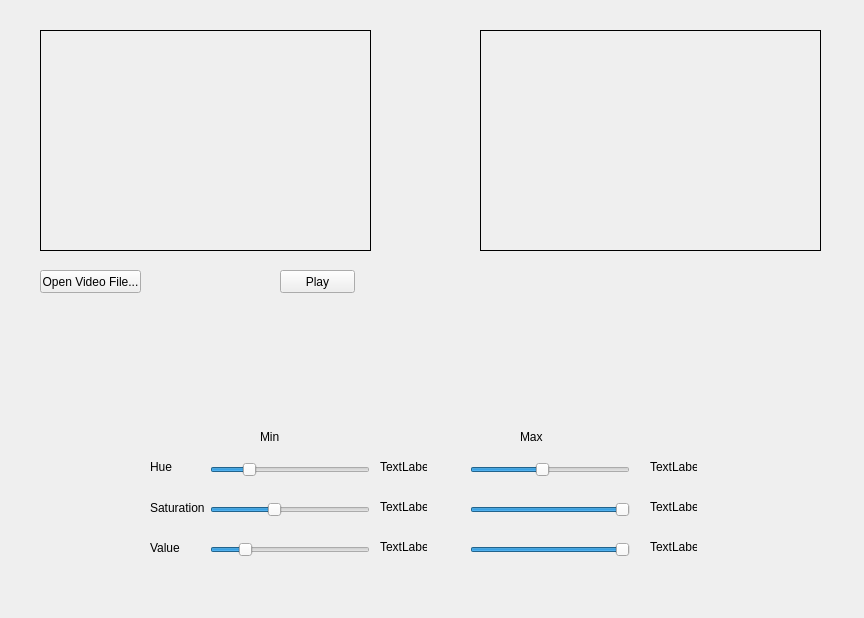
First picture: the form in Anwendung/Colorkeying/ColorKeyer/videoplayer.ui, repository HAWJulian/avprg, before the edit.
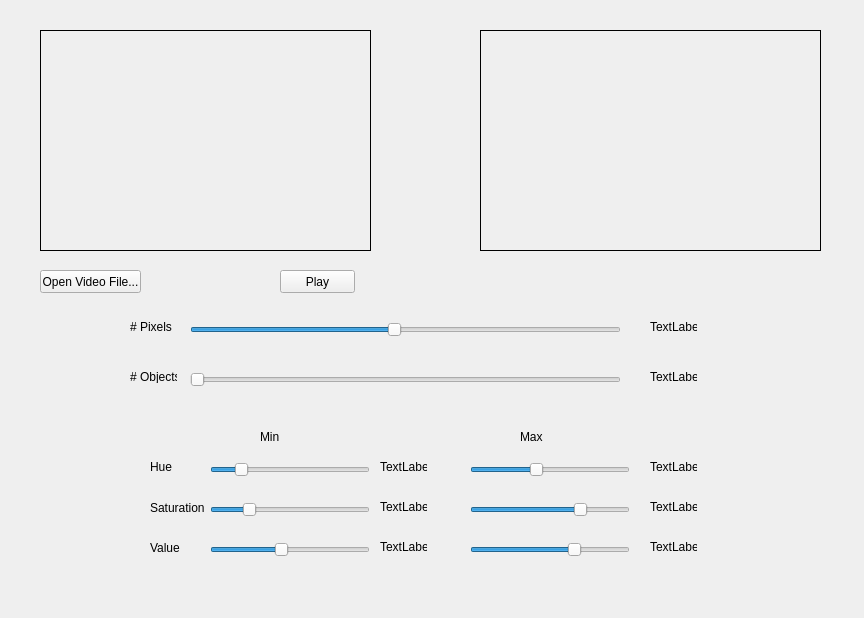
Second picture: the form after the edit. Custom widgets are drawn as their Qt base class.

Commit message: modified interface, center tracking with indication

Patch:
```diff
--- a/Anwendung/Colorkeying/ColorKeyer/videoplayer.ui
+++ b/Anwendung/Colorkeying/ColorKeyer/videoplayer.ui
@@ -94,7 +94,7 @@
      <number>179</number>
     </property>
     <property name="value">
-     <number>40</number>
+     <number>30</number>
     </property>
     <property name="orientation">
      <enum>Qt::Horizontal</enum>
@@ -113,7 +113,7 @@
      <number>255</number>
     </property>
     <property name="value">
-     <number>100</number>
+     <number>56</number>
     </property>
     <property name="orientation">
      <enum>Qt::Horizontal</enum>
@@ -132,7 +132,7 @@
      <number>255</number>
     </property>
     <property name="value">
-     <number>50</number>
+     <number>112</number>
     </property>
     <property name="orientation">
      <enum>Qt::Horizontal</enum>
@@ -151,7 +151,7 @@
      <number>179</number>
     </property>
     <property name="value">
-     <number>80</number>
+     <number>73</number>
     </property>
     <property name="orientation">
      <enum>Qt::Horizontal</enum>
@@ -170,7 +170,7 @@
      <number>255</number>
     </property>
     <property name="value">
-     <number>255</number>
+     <number>181</number>
     </property>
     <property name="orientation">
      <enum>Qt::Horizontal</enum>
@@ -189,7 +189,7 @@
      <number>255</number>
     </property>
     <property name="value">
-     <number>255</number>
+     <number>171</number>
     </property>
     <property name="orientation">
      <enum>Qt::Horizontal</enum>
@@ -338,6 +338,99 @@
      <string>TextLabel</string>
     </property>
    </widget>
+   <widget class="QSlider" name="pixelslider">
+    <property name="geometry">
+     <rect>
+      <x>190</x>
+      <y>320</y>
+      <width>431</width>
+      <height>20</height>
+     </rect>
+    </property>
+    <property name="minimum">
+     <number>500</number>
+    </property>
+    <property name="maximum">
+     <number>10000</number>
+    </property>
+    <property name="value">
+     <number>5000</number>
+    </property>
+    <property name="orientation">
+     <enum>Qt::Horizontal</enum>
+    </property>
+   </widget>
+   <widget class="QSlider" name="objectsslider">
+    <property name="geometry">
+     <rect>
+      <x>190</x>
+      <y>370</y>
+      <width>431</width>
+      <height>20</height>
+     </rect>
+    </property>
+    <property name="minimum">
+     <number>1</number>
+    </property>
+    <property name="maximum">
+     <number>10</number>
+    </property>
+    <property name="orientation">
+     <enum>Qt::Horizontal</enum>
+    </property>
+   </widget>
+   <widget class="QLabel" name="label_6">
+    <property name="geometry">
+     <rect>
+      <x>130</x>
+      <y>320</y>
+      <width>47</width>
+      <height>13</height>
+     </rect>
+    </property>
+    <property name="text">
+     <string># Pixels</string>
+    </property>
+   </widget>
+   <widget class="QLabel" name="label_7">
+    <property name="geometry">
+     <rect>
+      <x>130</x>
+      <y>370</y>
+      <width>47</width>
+      <height>13</height>
+     </rect>
+    </property>
+    <property name="text">
+     <string># Objects</string>
+    </property>
+   </widget>
+   <widget class="QLabel" name="pixellabel">
+    <property name="geometry">
+     <rect>
+      <x>650</x>
+      <y>320</y>
+      <width>47</width>
+      <height>13</height>
+     </rect>
+    </property>
+    <property name="text">
+     <string>TextLabel</string>
+    </property>
+   </widget>
+   <widget class="QLabel" name="objectslabel">
+    <property name="geometry">
+     <rect>
+      <x>650</x>
+      <y>370</y>
+      <width>47</width>
+      <height>13</height>
+     </rect>
+    </property>
+    <property name="text">
+     <string>TextLabel</string>
+    </property>
+   </widget>
   </widget>
  </widget>
  <layoutdefault spacing="6" margin="11"/>
```
The commit also changes 5 other files.
